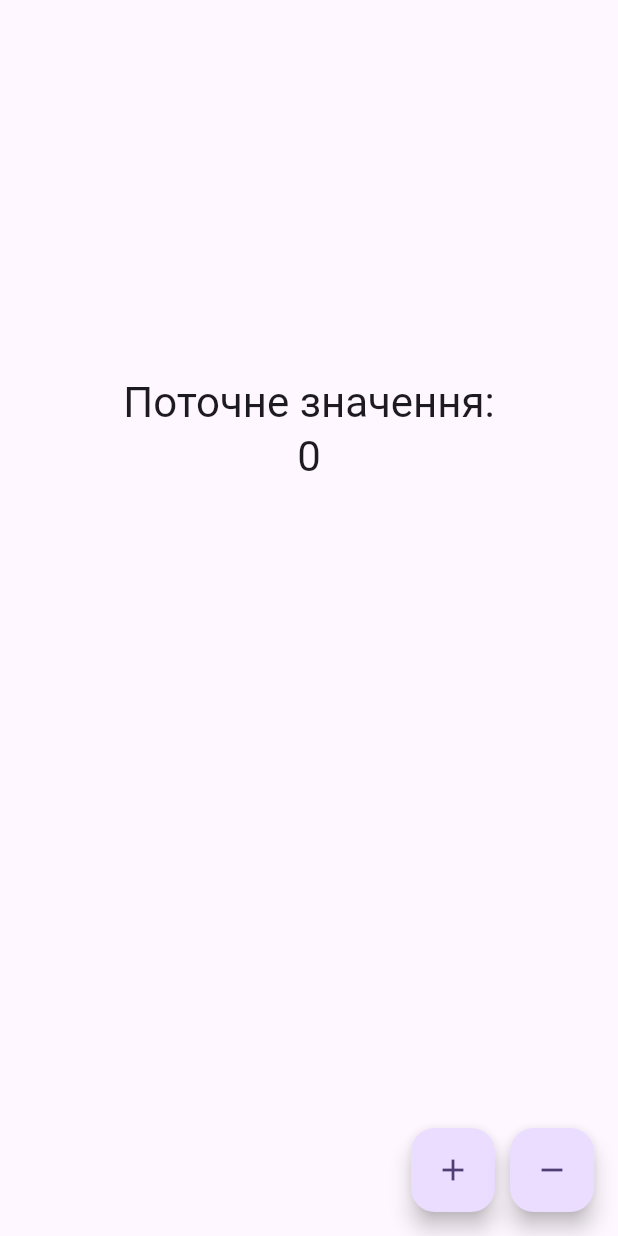
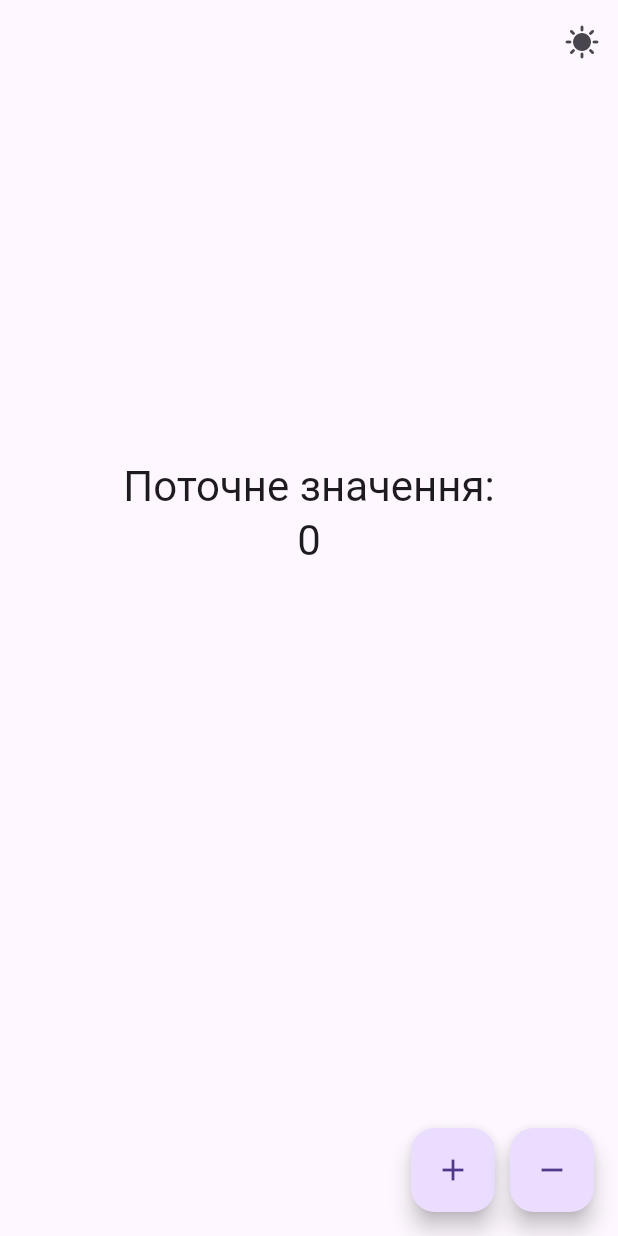
Before and after one commit to RamanGodun/BLoC-vs-CUBIT-playground-app-, a Flutter app: the screen it shows after launch, on a phone screen of 412 x 824 dp. Run offline on Flutter 3.47's test engine with Material 3 defaults, Android fonts, the phone set to English and light mode, and no system bars; our stand-ins replace bloc, equatable, flutter_bloc.

Commit message:
feat: add cubit theme

```diff
--- a/lib/core/presentation/constants.dart
+++ b/lib/core/presentation/constants.dart
@@ -10,3 +10,8 @@ abstract class UIConstants {
   );
 //
 }
+
+enum AppTheme {
+  light,
+  dark,
+}
--- /dev/null
+++ b/lib/features/counter/blocs/_theme_bloc/theme_event.dart
@@ -0,0 +1,22 @@
+part of 'theme_bloc.dart';
+
+sealed class ThemeEvent extends Equatable {
+  const ThemeEvent();
+
+  @override
+  List<Object> get props => [];
+}
+
+final class ChangeThemeEvent extends ThemeEvent {
+  const ChangeThemeEvent({
+    required this.randInt,
+  });
+
+  final int randInt;
+
+  @override
+  String toString() => 'ChangeThemeEvent(randInt: $randInt)';
+
+  @override
+  List<Object> get props => [randInt];
+}
--- /dev/null
+++ b/lib/features/counter/blocs/_theme_bloc/theme_state.dart
@@ -0,0 +1,27 @@
+part of 'theme_bloc.dart';
+
+final class ThemeState extends Equatable {
+  const ThemeState({
+    this.appTheme = AppTheme.light,
+  });
+
+  factory ThemeState.initial() {
+    return const ThemeState();
+  }
+
+  final AppTheme appTheme;
+
+  @override
+  List<Object> get props => [appTheme];
+
+  @override
+  String toString() => 'ThemeState(appTheme: $appTheme)';
+
+  ThemeState copyWith({
+    AppTheme? appTheme,
+  }) {
+    return ThemeState(
+      appTheme: appTheme ?? this.appTheme,
+    );
+  }
+}
--- /dev/null
+++ b/lib/features/counter/cubit/theme/theme_cubit.dart
@@ -0,0 +1,18 @@
+import 'package:bloc/bloc.dart';
+import 'package:equatable/equatable.dart';
+
+import '../../../../core/presentation/constants.dart';
+
+part 'theme_state.dart';
+
+class ThemeCubit extends Cubit<CubitThemeState> {
+  ThemeCubit() : super(CubitThemeState.initial());
+
+  void changeTheme(int randInt) {
+    if (randInt % 2 == 0) {
+      emit(state.copyWith(appTheme: AppTheme.light));
+    } else {
+      emit(state.copyWith(appTheme: AppTheme.dark));
+    }
+  }
+}
--- /dev/null
+++ b/lib/features/counter/cubit/theme/theme_state.dart
@@ -0,0 +1,27 @@
+part of 'theme_cubit.dart';
+
+final class CubitThemeState extends Equatable {
+  const CubitThemeState({
+    this.appTheme = AppTheme.light,
+  });
+
+  factory CubitThemeState.initial() {
+    return const CubitThemeState();
+  }
+
+  final AppTheme appTheme;
+
+  @override
+  List<Object> get props => [appTheme];
+
+  @override
+  String toString() => 'ThemeState(appTheme: $appTheme)';
+
+  CubitThemeState copyWith({
+    AppTheme? appTheme,
+  }) {
+    return CubitThemeState(
+      appTheme: appTheme ?? this.appTheme,
+    );
+  }
+}
--- a/lib/features/counter/cubit/home_page_4_cubit.dart
+++ b/lib/features/counter/presentation/counter_page_4_cubit.dart
@@ -4,8 +4,9 @@ import 'package:flutter_bloc/flutter_bloc.dart';
 import '../../../core/presentation/widgets/text_widget.dart';
 import '../../../core/utils/helpers.dart';
 import '../../../core/utils/show_dialog.dart';
-import 'counter/counter_cubit.dart';
+import '../cubit/counter/counter_cubit.dart';
 import '../../../core/presentation/pages/other_page.dart';
+import 'theme_page.dart';
 
 class MyHomePage4Cubit extends StatelessWidget {
   const MyHomePage4Cubit({super.key});
@@ -37,6 +38,13 @@ class MyHomePage4Cubit extends StatelessWidget {
         ),
       ],
       child: Scaffold(
+        appBar: AppBar(
+          actions: [
+            IconButton(
+                onPressed: () => Helpers.pushTo(context, const ThemePage()),
+                icon: const Icon(Icons.sunny))
+          ],
+        ),
         body: Center(
           child: ListView(
             children: [
--- a/lib/main.dart
+++ b/lib/main.dart
@@ -1,11 +1,13 @@
 import 'package:flutter/material.dart';
 import 'package:flutter_bloc/flutter_bloc.dart';
+import 'core/presentation/constants.dart';
+import 'features/counter/blocs/_counter_bloc/counter_bloc.dart';
+import 'features/counter/blocs/_theme_bloc/theme_bloc.dart';
+import 'features/counter/cubit/counter/counter_cubit.dart';
+import 'features/counter/presentation/counter_page_4_cubit.dart';
+import 'features/counter/cubit/theme/theme_cubit.dart';
 
-import 'core/presentation/constants.dart';
-import 'features/counter/blocs/counter/counter_bloc.dart';
-import 'features/counter/blocs/home_page_4_bloc.dart';
-// import 'features/counter_cubit/home_page_4_cubit.dart';
-// import 'features/counter_cubit/counter_cubit.dart';
+// import 'features/counter/blocs/presentation/home_page_4_bloc.dart';
 
 void main() {
   runApp(const MyApp());
@@ -16,20 +18,33 @@ class MyApp extends StatelessWidget {
 
   @override
   Widget build(BuildContext context) {
-    return BlocProvider<CounterBloc>(
+    return MultiBlocProvider(
+      providers: [
+        BlocProvider<CounterBloc>(
           create: (context) => CounterBloc(),
-/*
-next for using counter_cubit feature
+        ),
         BlocProvider<CounterCubit>(
           create: (context) => CounterCubit(),
- */
-
-      child: MaterialApp(
+        ),
+        BlocProvider<ThemeBloc>(
+          create: (context) => ThemeBloc(),
+        ),
+        BlocProvider<ThemeCubit>(create: (context) => ThemeCubit()),
+      ],
+      // child: BlocBuilder<ThemeBloc, ThemeState>( // when use BLoc for theme
+      child: BlocBuilder<ThemeCubit, CubitThemeState>(
+        builder: (context, themeState) {
+          return MaterialApp(
             title: 'BLoC or Cubit',
             debugShowCheckedModeBanner: false,
-          theme: UIConstants.appTheme,
-          home: const MyHomePage4BLoC()
-//  const MyHomePage4Cubit(),
+            theme: themeState.appTheme == AppTheme.light
+                ? ThemeData.light(useMaterial3: true)
+                : ThemeData.dark(useMaterial3: true),
+            home:
+                // const MyHomePage4BLoC(), // when use BLoC for counter
+                const MyHomePage4Cubit(),
+          );
+        },
       ),
     );
   }
```
Also changed, not shown: lib/features/counter/blocs/_theme_bloc/theme_bloc.dart (added, +19 -0 lines), lib/features/counter/presentation/counter_page_4_bloc.dart (renamed from lib/features/counter/blocs/home_page_4_bloc.dart, +9 -1 lines), lib/features/counter/presentation/theme_page.dart (added, +30 -0 lines), lib/features/counter/blocs/_counter_bloc/counter_bloc.dart (renamed from lib/features/counter/blocs/counter/counter_bloc.dart), lib/features/counter/blocs/_counter_bloc/counter_event.dart (renamed from lib/features/counter/blocs/counter/counter_event.dart), lib/features/counter/blocs/_counter_bloc/counter_state.dart (renamed from lib/features/counter/blocs/counter/counter_state.dart). Lines whose indentation alone changed are shown as unchanged.
